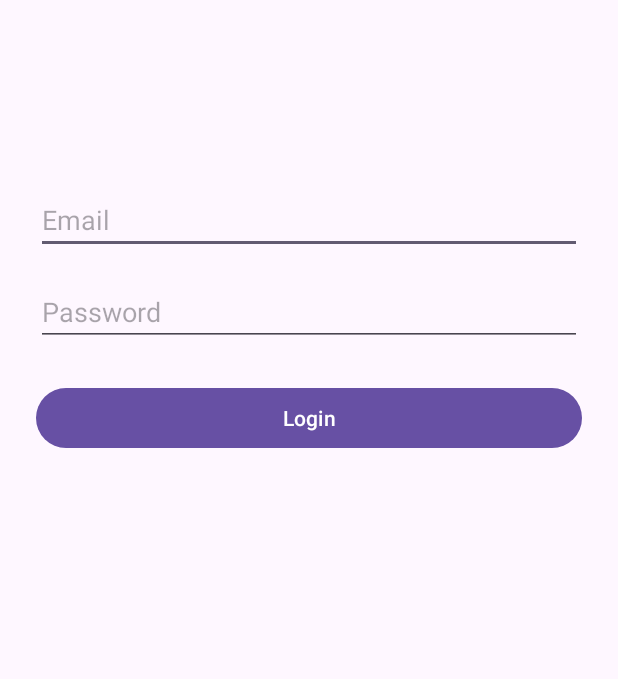
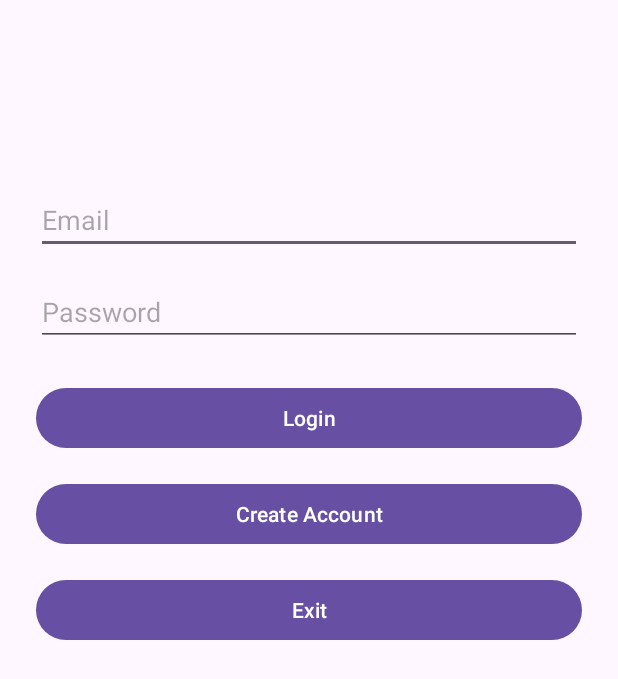
Before and after one commit to PaulinPrize/LocalLoop-App, an Android app: the screen it shows after launch (LoginActivity), on a phone screen of 412 x 824 dp. Shown: the top 679 px of the screen. Run offline under Robolectric (Android 15) with nearby library versions, the phone set to English and light mode, and no system bars.

Commit message:
For file (activity_login.xml) I added the signup and exit buttons. I tried to make them the same outlay as the login button.
For (LoginActivity.java) i am editing to make the buttons work. And navigate to the signup activity and the exit for easier and friendly users.

I am deleting the following files( MainActivity.java and activity_main.xml) double tasks in (activity_login.xml)

```diff
--- a/app/build.gradle
+++ b/app/build.gradle
@@ -35,10 +35,11 @@ dependencies {
     implementation libs.material
     implementation libs.activity
     implementation libs.constraintlayout
-    implementation libs.firebase.database
+   // implementation libs.firebase.database( i will delete this and add this implementation 'com.google.firebase:firebase-database' at the end of the code )
     testImplementation libs.junit
     androidTestImplementation libs.ext.junit
     androidTestImplementation libs.espresso.core
     implementation platform('com.google.firebase:firebase-bom:33.13.0')
     implementation 'com.google.firebase:firebase-analytics'
+    implementation 'com.google.firebase:firebase-database'
 }
--- a/app/src/main/AndroidManifest.xml
+++ b/app/src/main/AndroidManifest.xml
@@ -1,7 +1,7 @@
 <?xml version="1.0" encoding="utf-8"?>
 <manifest xmlns:android="http://schemas.android.com/apk/res/android"
     xmlns:tools="http://schemas.android.com/tools"
-    package="com.example.localloopapplication">
+    >
 
     <application
         android:allowBackup="true"
@@ -22,7 +22,9 @@
         </activity>
 
         <activity android:name=".WelcomeActivity" android:exported="false" />
-        <activity android:name=".MainActivity" android:exported="false" />
+
+
+
 
     </application>
 </manifest>
--- a/app/src/main/java/com/example/localloopapplication/LoginActivity.java
+++ b/app/src/main/java/com/example/localloopapplication/LoginActivity.java
@@ -14,20 +14,23 @@ public class LoginActivity extends AppCompatActivity {
     private EditText emailInput;
     private EditText passwordInput;
     private Button loginButton;
-
+    private Button createAccountButton;
+    private Button exitButton;
     @Override
     protected void onCreate(Bundle savedInstanceState) {
         super.onCreate(savedInstanceState);
-        setContentView(R.layout.activity_login);  // Make sure this file exists
-
-        emailInput = findViewById(R.id.emailInput);         // IDs from XML
+        setContentView(R.layout.activity_login);
+// we need to initialize input files and buttons from the layout
+        emailInput = findViewById(R.id.emailInput);
         passwordInput = findViewById(R.id.passwordInput);
         loginButton = findViewById(R.id.loginButton);
-
+        createAccountButton = findViewById(R.id.createAccountButton);
+        exitButton = findViewById(R.id.exitButton);
+// this par tof the code will handle login button
         loginButton.setOnClickListener(v -> {
             String email = emailInput.getText().toString().trim();
             String password = passwordInput.getText().toString().trim();
-
+// the base case if the email and the password are correct
             if (TextUtils.isEmpty(email) || TextUtils.isEmpty(password)) {
                 Toast.makeText(this, "Please fill all fields", Toast.LENGTH_SHORT).show();
                 return;
@@ -42,5 +45,17 @@ public class LoginActivity extends AppCompatActivity {
                 Toast.makeText(this, "Invalid credentials", Toast.LENGTH_SHORT).show();
             }
         });
+
+        createAccountButton.setOnClickListener(v -> {
+            Toast.makeText(this, "Signup form coming soon...", Toast.LENGTH_SHORT).show();
+        });
+
+
+        exitButton.setOnClickListener(v -> {
+            finish(); // Exits the app to make it user friendly
+        });
+
+
+
     }
 }
--- a/app/src/main/java/com/example/localloopapplication/MyFirebaseDatabase.java
+++ b/app/src/main/java/com/example/localloopapplication/MyFirebaseDatabase.java
@@ -29,7 +29,7 @@ public class MyFirebaseDatabase {
     * @param role the user's role, either an admin, an organizer or a participant
     */
 
-    protected void createRow(String email, String firstname, int id, String lastname, String password, String role){
+    public void createRow(String email, String firstname, int id, String lastname, String password, String role){
         // opens a connection with firebase
         // the variable database represents our specific database
         FirebaseDatabase database = FirebaseDatabase.getInstance();
--- a/app/src/main/res/layout/activity_login.xml
+++ b/app/src/main/res/layout/activity_login.xml
@@ -4,7 +4,7 @@
     android:layout_width="match_parent"
     android:layout_height="match_parent"
     android:padding="24dp">
-
+    <!-- Email: will get the user input  -->
     <EditText
         android:id="@+id/emailInput"
         android:layout_width="0dp"
@@ -15,7 +15,7 @@
         app:layout_constraintRight_toRightOf="parent"
         android:inputType="textEmailAddress"
         android:layout_marginTop="100dp"/>
-
+    <!-- Password: will get the Password from the user  -->
     <EditText
         android:id="@+id/passwordInput"
         android:layout_width="0dp"
@@ -26,7 +26,7 @@
         app:layout_constraintLeft_toLeftOf="parent"
         app:layout_constraintRight_toRightOf="parent"
         android:layout_marginTop="16dp"/>
-
+    <!--  this is the Login Button where it comand to login  -->
     <Button
         android:id="@+id/loginButton"
         android:layout_width="0dp"
@@ -37,4 +37,29 @@
         app:layout_constraintRight_toRightOf="parent"
         android:layout_marginTop="24dp"/>
 
+    <!-- Sign Up Button to comand the user to signup to a new account -->
+
+    <Button
+        android:id="@+id/createAccountButton"
+        android:layout_width="0dp"
+        android:layout_height="wrap_content"
+        android:text="Create Account"
+        app:layout_constraintTop_toBottomOf="@id/loginButton"
+        app:layout_constraintStart_toStartOf="parent"
+        app:layout_constraintEnd_toEndOf="parent"
+        android:layout_marginTop="16dp" />
+
+    <!-- Exit Button if the user needs to exit the signup or login page we will take that in concedaration and create this button  -->
+    <Button
+        android:id="@+id/exitButton"
+        android:layout_width="0dp"
+        android:layout_height="wrap_content"
+        android:text="Exit"
+        app:layout_constraintTop_toBottomOf="@id/createAccountButton"
+        app:layout_constraintStart_toStartOf="parent"
+        app:layout_constraintEnd_toEndOf="parent"
+        android:layout_marginTop="16dp" />
+
+
+
 </androidx.constraintlayout.widget.ConstraintLayout>
```
Also changed, not shown: app/src/main/java/com/example/localloopapplication/MainActivity.java (deleted, +0 -39 lines), app/src/main/res/layout/activity_main.xml (deleted, +0 -30 lines).
